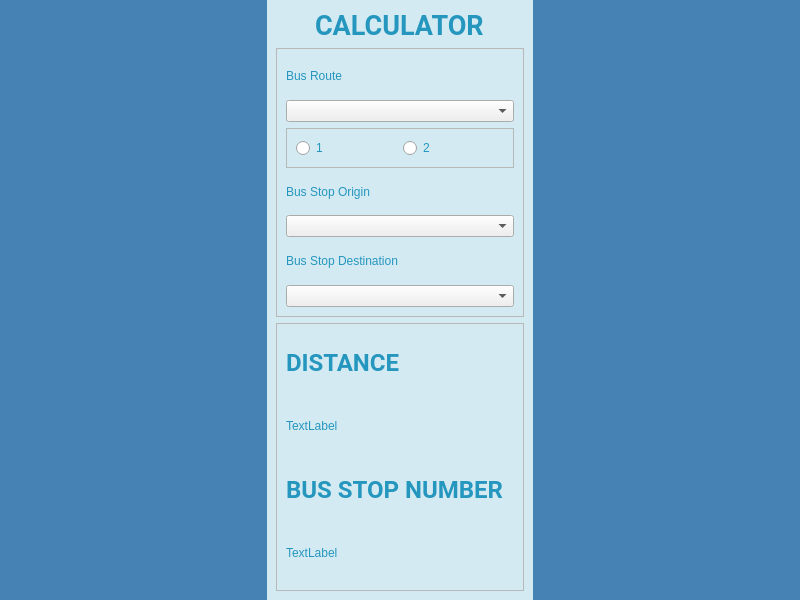
Qt form SGBusApp/mainwindow.ui (FaithWH14/project_2024) before a commit.
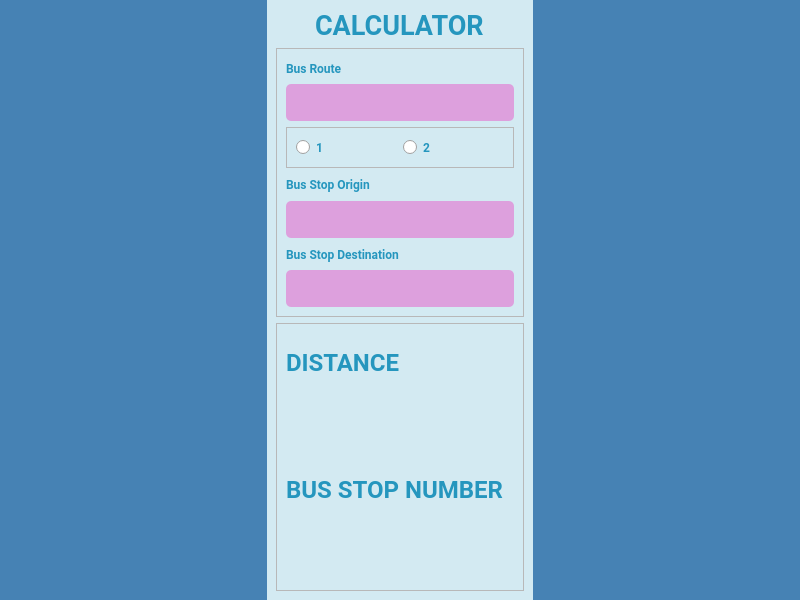
The same form after that commit. Icons and pictures are not drawn.

Commit message: cpp-02-03: style and design the ui

What changed in the file:
```diff
--- a/SGBusApp/mainwindow.ui
+++ b/SGBusApp/mainwindow.ui
@@ -26,6 +26,26 @@
 }
 #radio1,#radio2{
 	color:#2596be;
+}
+
+QComboBox{
+	padding:8px;
+	border-radius:5px;
+}
+QComboBox{
+	background-color:#DDA0DD;
+}
+QComboBox::editable{
+	background: white;
+}
+QComboBox::drop-down{
+	border:none;
+}
+QComboBox::down-arrow{
+	image: url(:/blueicons/assets/icons/blue/arrow-down.svg);
+	width:30px;
+	height:30px;
+	margin-right:30px;
 }</string>
    </property>
    <layout class="QHBoxLayout" name="horizontalLayout">
@@ -81,13 +101,26 @@
          <layout class="QVBoxLayout" name="verticalLayout_2">
           <item>
            <widget class="QLabel" name="busRoute">
+            <property name="font">
+             <font>
+              <family>Roboto</family>
+              <bold>true</bold>
+             </font>
+            </property>
             <property name="text">
              <string>Bus Route</string>
             </property>
            </widget>
           </item>
           <item>
-           <widget class="QComboBox" name="busRouteCombo"/>
+           <widget class="QComboBox" name="busRouteCombo">
+            <property name="font">
+             <font>
+              <family>Roboto</family>
+              <pointsize>12</pointsize>
+             </font>
+            </property>
+           </widget>
           </item>
           <item>
            <widget class="QFrame" name="frame_3">
@@ -100,6 +133,12 @@
             <layout class="QHBoxLayout" name="horizontalLayout_2">
              <item>
               <widget class="QRadioButton" name="radio1">
+               <property name="font">
+                <font>
+                 <family>Roboto</family>
+                 <bold>true</bold>
+                </font>
+               </property>
                <property name="text">
                 <string>1</string>
                </property>
@@ -107,6 +146,12 @@
              </item>
              <item>
               <widget class="QRadioButton" name="radio2">
+               <property name="font">
+                <font>
+                 <family>Roboto</family>
+                 <bold>true</bold>
+                </font>
+               </property>
                <property name="text">
                 <string>2</string>
                </property>
@@ -117,23 +162,49 @@
           </item>
           <item>
            <widget class="QLabel" name="label">
+            <property name="font">
+             <font>
+              <family>Roboto</family>
+              <bold>true</bold>
+             </font>
+            </property>
             <property name="text">
              <string>Bus Stop Origin</string>
             </property>
            </widget>
           </item>
           <item>
-           <widget class="QComboBox" name="busStop1Combo"/>
+           <widget class="QComboBox" name="busStop1Combo">
+            <property name="font">
+             <font>
+              <family>Roboto</family>
+              <pointsize>12</pointsize>
+             </font>
+            </property>
+           </widget>
           </item>
           <item>
            <widget class="QLabel" name="label_2">
+            <property name="font">
+             <font>
+              <family>Roboto</family>
+              <bold>true</bold>
+             </font>
+            </property>
             <property name="text">
              <string>Bus Stop Destination</string>
             </property>
            </widget>
           </item>
           <item>
-           <widget class="QComboBox" name="busStop2Combo"/>
+           <widget class="QComboBox" name="busStop2Combo">
+            <property name="font">
+             <font>
+              <family>Roboto</family>
+              <pointsize>12</pointsize>
+             </font>
+            </property>
+           </widget>
           </item>
          </layout>
         </widget>
@@ -163,8 +234,16 @@
           </item>
           <item>
            <widget class="QLabel" name="distanceT">
+            <property name="font">
+             <font>
+              <family>Roboto</family>
+              <pointsize>15</pointsize>
+              <italic>true</italic>
+              <bold>true</bold>
+             </font>
+            </property>
             <property name="text">
-             <string>TextLabel</string>
+             <string/>
             </property>
            </widget>
           </item>
@@ -184,8 +263,16 @@
           </item>
           <item>
            <widget class="QLabel" name="busStopNumberT">
+            <property name="font">
+             <font>
+              <family>Roboto</family>
+              <pointsize>15</pointsize>
+              <italic>true</italic>
+              <bold>true</bold>
+             </font>
+            </property>
             <property name="text">
-             <string>TextLabel</string>
+             <string/>
             </property>
            </widget>
           </item>
```
The commit also changes 5 other files.
